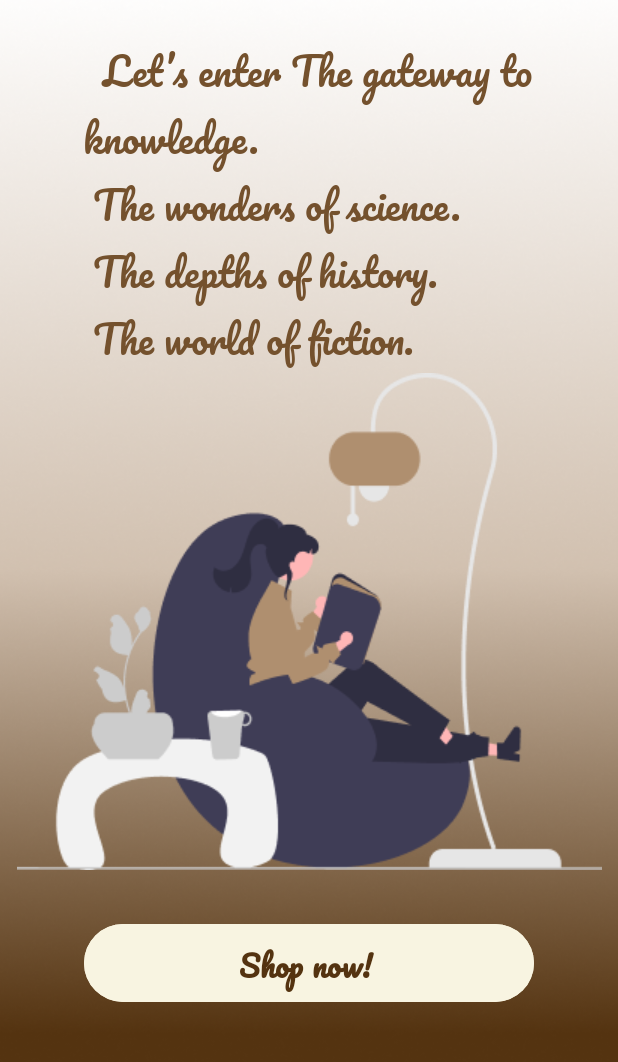
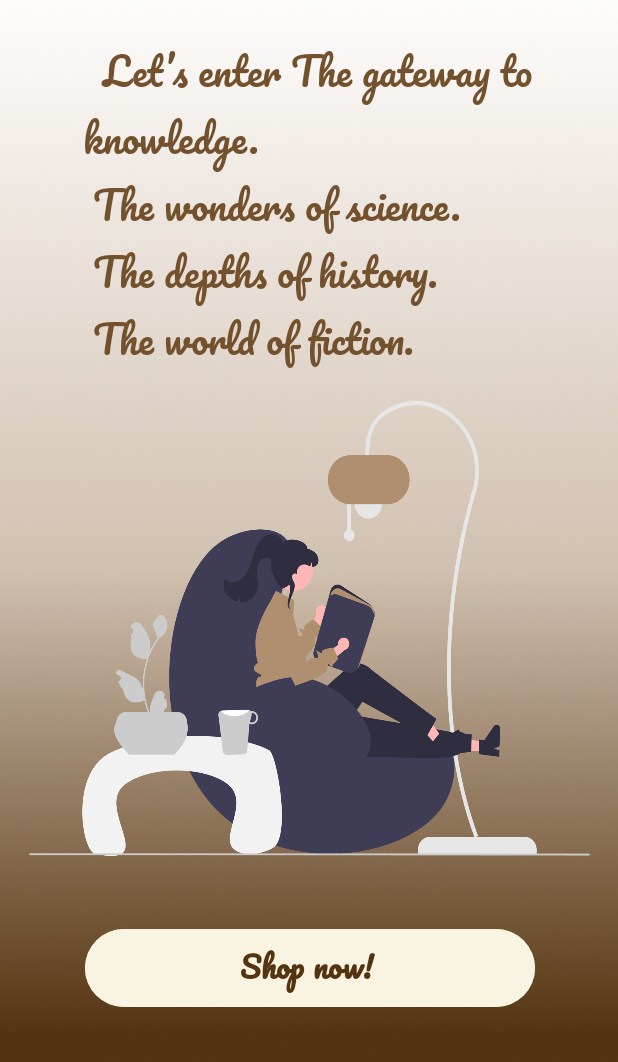
Before and after one commit to hajeer-ml/8_Miracle, an Android app: the screen it shows after launch (spltwo), on a phone screen of 412 x 824 dp, the part 174-1236 px from its top. Run offline under Robolectric (Android 15) with nearby library versions, the phone set to English and light mode, and no system bars; Roboto replaces fonts that are not available here.

Commit message:
fix quality

```diff
--- a/app/src/main/res/layout/activity_login.xml
+++ b/app/src/main/res/layout/activity_login.xml
@@ -12,12 +12,13 @@
 
     <ImageView
         android:id="@+id/imageView"
-        android:layout_width="wrap_content"
-        android:layout_height="wrap_content"
+        android:layout_width="225dp"
+        android:layout_height="183dp"
         app:layout_constraintBottom_toTopOf="@+id/constraintLayout"
         app:layout_constraintEnd_toEndOf="parent"
         app:layout_constraintStart_toStartOf="parent"
         app:layout_constraintTop_toBottomOf="@+id/textView"
+        android:scaleType="centerCrop"
         app:srcCompat="@drawable/undraw_reading" />
 
     <TextView
--- a/app/src/main/res/layout/activity_spltwo.xml
+++ b/app/src/main/res/layout/activity_spltwo.xml
@@ -34,34 +34,50 @@
         android:text="  Let’s enter The gateway to knowledge.\n The wonders of science.\n The depths of history.\n The world of fiction."
         android:textColor="@color/Brown2"
         android:textSize="25sp"
+        app:layout_constraintBottom_toTopOf="@+id/constraintLayout2"
         app:layout_constraintEnd_toEndOf="parent"
-        app:layout_constraintHorizontal_bias="0.494"
+        app:layout_constraintHorizontal_bias="0.495"
         app:layout_constraintStart_toStartOf="parent"
-        app:layout_constraintTop_toBottomOf="@+id/text1" />
+        app:layout_constraintTop_toBottomOf="@+id/text1"
+        app:layout_constraintVertical_bias="0.0" />
+
+    <androidx.constraintlayout.widget.ConstraintLayout
+        android:id="@+id/constraintLayout2"
+        android:layout_width="442dp"
+        android:layout_height="441dp"
+        android:layout_marginBottom="16dp"
+        app:layout_constraintBottom_toBottomOf="parent"
+        app:layout_constraintEnd_toEndOf="parent"
+        app:layout_constraintHorizontal_bias="0.516"
+        app:layout_constraintStart_toStartOf="parent">
 
         <ImageView
             android:id="@+id/imageView3"
-        android:layout_width="wrap_content"
-        android:layout_height="wrap_content"
+            android:layout_width="415dp"
+            android:layout_height="331dp"
+            android:paddingBottom="28dp"
+            app:layout_constraintBottom_toTopOf="@+id/next"
             app:layout_constraintEnd_toEndOf="parent"
             app:layout_constraintStart_toStartOf="parent"
-        app:layout_constraintTop_toBottomOf="@+id/text2"
-        app:srcCompat="@drawable/undr" />
+            app:layout_constraintTop_toTopOf="parent"
+            app:srcCompat="@drawable/undraw_reading" />
 
         <Button
             android:id="@+id/next"
             android:layout_width="300dp"
             android:layout_height="60dp"
-        android:layout_marginBottom="36dp"
             android:backgroundTint="@color/Beige"
 
             android:fontFamily="@font/pacifico"
+            android:paddingTop="0dp"
             android:text="Shop now! "
             android:textColor="@color/Brown3"
             android:textSize="20sp"
             android:textStyle="bold"
             app:layout_constraintBottom_toBottomOf="parent"
             app:layout_constraintEnd_toEndOf="parent"
-        app:layout_constraintStart_toStartOf="parent" />
+            app:layout_constraintStart_toStartOf="parent"
+            app:layout_constraintTop_toBottomOf="@+id/imageView3" />
+    </androidx.constraintlayout.widget.ConstraintLayout>
 
 </androidx.constraintlayout.widget.ConstraintLayout>
--- a/app/src/main/res/values-night/themes.xml
+++ /dev/null
@@ -1,7 +0,0 @@
-<resources xmlns:tools="http://schemas.android.com/tools">
-    <!-- Base application theme. -->
-    <style name="Base.Theme._8_Miracle" parent="Theme.Material3.DayNight.NoActionBar">
-        <!-- Customize your dark theme here. -->
-        <!-- <item name="colorPrimary">@color/my_dark_primary</item> -->
-    </style>
-</resources>
```
Also changed, not shown: app/src/main/res/drawable/undr.png (deleted), app/src/main/res/drawable/undraw_reading.png. Lines whose indentation alone changed are shown as unchanged.
